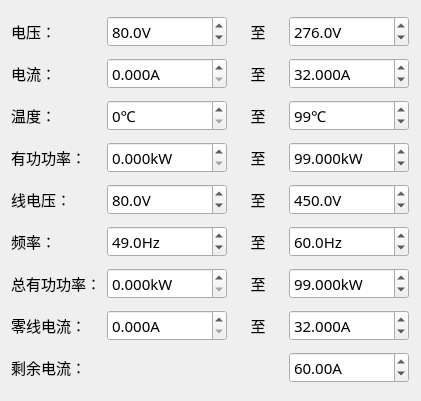
First picture: the form in setting/set_lineunitwid.ui, repository ChinaClever/BusbarTest, before the edit.
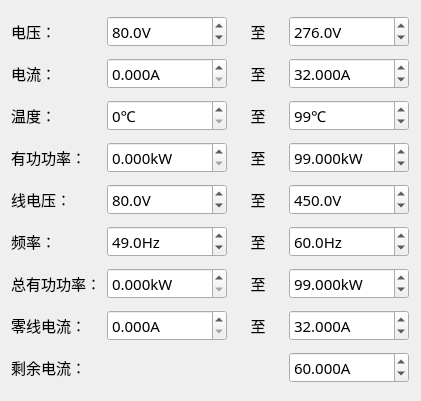
Second picture: the form after the edit.

```diff
--- a/setting/set_lineunitwid.ui
+++ b/setting/set_lineunitwid.ui
@@ -884,7 +884,7 @@
       <string>A</string>
      </property>
      <property name="decimals">
-      <number>2</number>
+      <number>3</number>
      </property>
      <property name="minimum">
       <double>0.000000000000000</double>
```
Left out of the diff: 2 changed lines with no effect on the pictures.
